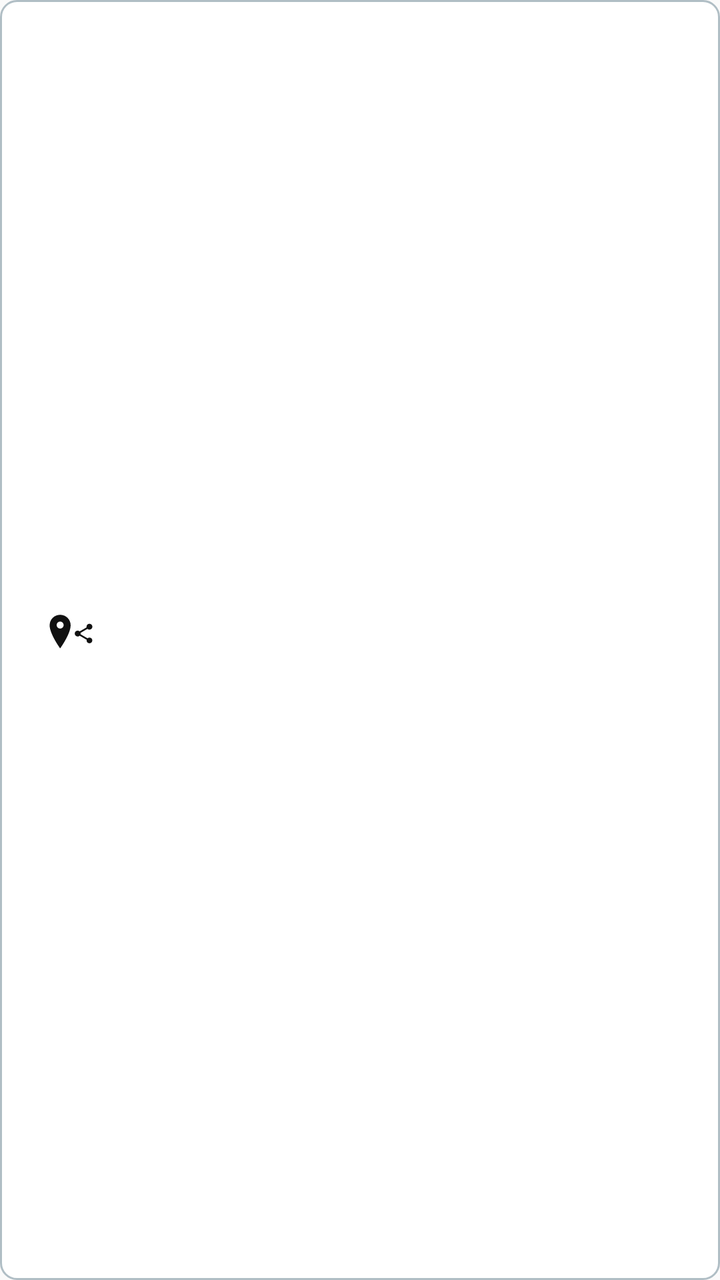
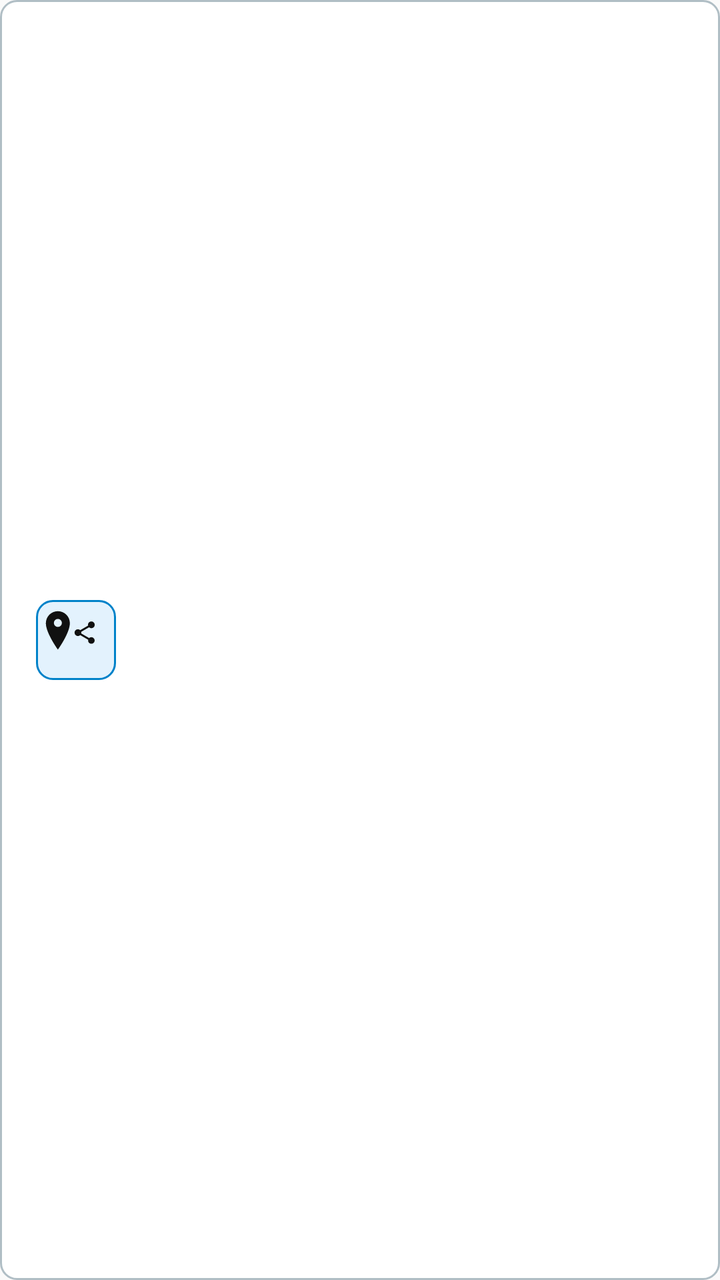

An Android layout rendered at two revisions. The XML below is the earlier revision; the diff shows what the commit changed to produce the second picture.
<!-- AndroidManifest.xml: application theme Theme.AppCompat.Light.NoActionBar -->
<!-- res/layout/device_bubble.xml -->
<?xml version="1.0" encoding="utf-8"?>
<LinearLayout xmlns:android="http://schemas.android.com/apk/res/android"
    android:layout_width="wrap_content"
    android:layout_height="wrap_content"
    android:background="@drawable/bubble_bg"
    android:gravity="center_vertical"
    android:orientation="horizontal"
    android:paddingStart="10dp"
    android:paddingTop="6dp"
    android:paddingEnd="4dp"
    android:paddingBottom="6dp">

    <LinearLayout
        android:layout_width="wrap_content"
        android:layout_height="wrap_content"
        android:orientation="vertical"
        android:paddingEnd="8dp">

        <TextView
            android:id="@+id/bubbleTitle"
            android:layout_width="wrap_content"
            android:layout_height="wrap_content"
            android:textColor="#111111"
            android:textSize="14sp"
            android:textStyle="bold" />

        <TextView
            android:id="@+id/bubbleSnippet"
            android:layout_width="wrap_content"
            android:layout_height="wrap_content"
            android:textColor="#455A64"
            android:textSize="12sp" />
    </LinearLayout>

    <ImageButton
        android:id="@+id/bubbleShare"
        android:layout_width="40dp"
        android:layout_height="40dp"
        android:background="@android:color/transparent"
        android:contentDescription="Share location"
        android:padding="6dp"
        android:scaleType="fitCenter"
        android:src="@drawable/ic_share_pin" />
</LinearLayout>
<!-- resources referenced by this layout -->
<resources>
  <!-- drawable bubble_bg (drawable) -->
  <?xml version="1.0" encoding="utf-8"?>
  <shape xmlns:android="http://schemas.android.com/apk/res/android"
      android:shape="rectangle">
      <solid android:color="#FFFFFF" />
      <corners android:radius="8dp" />
      <stroke android:width="1dp" android:color="#B0BEC5" />
  </shape>
  <!-- drawable ic_share_pin (drawable) -->
  <?xml version="1.0" encoding="utf-8"?>
  <vector xmlns:android="http://schemas.android.com/apk/res/android"
      android:width="24dp"
      android:height="24dp"
      android:viewportWidth="24"
      android:viewportHeight="24">
      <path
          android:fillColor="#111111"
          android:fillType="evenOdd"
          android:pathData="M5.2,1.2 C2.7,1.2 0.7,3.2 0.7,5.7 C0.7,9.4 5.2,15.6 5.2,15.6 C5.2,15.6 9.7,9.4 9.7,5.7 C9.7,3.2 7.7,1.2 5.2,1.2 Z M5.2,4.1 A1.5,1.5 0 1,0 5.21,4.1 Z" />
      <group
          android:pivotX="0"
          android:pivotY="0"
          android:scaleX="0.42"
          android:scaleY="0.42"
          android:translateX="10.2"
          android:translateY="4.2">
          <path
              android:fillColor="#111111"
              android:pathData="M18,16.08 C17.24,16.08 16.56,16.38 16.04,16.85 L8.91,12.7 C8.96,12.47 9,12.24 9,12 C9,11.76 8.96,11.53 8.91,11.3 L16,7.19 C16.5,7.69 17.21,8 18,8 C19.66,8 21,6.66 21,5 C21,3.34 19.66,2 18,2 C16.34,2 15,3.34 15,5 C15,5.24 15.04,5.47 15.09,5.7 L8.04,9.81 C7.5,9.31 6.79,9 6,9 C4.34,9 3,10.34 3,12 C3,13.66 4.34,15 6,15 C6.79,15 7.5,14.69 8.04,14.19 L15.16,18.35 C15.11,18.56 15.08,18.78 15.08,19 C15.08,20.61 16.39,21.92 18,21.92 C19.61,21.92 20.92,20.61 20.92,19 C20.92,17.39 19.61,16.08 18,16.08 Z" />
      </group>
  </vector>
</resources>

<!-- the commit's change to res/layout/device_bubble.xml (unified diff, before → after) -->
@@ -36,9 +36,9 @@
         android:id="@+id/bubbleShare"
         android:layout_width="40dp"
         android:layout_height="40dp"
-        android:background="@android:color/transparent"
+        android:background="@drawable/share_button_bg"
         android:contentDescription="Share location"
-        android:padding="6dp"
+        android:padding="4dp"
         android:scaleType="fitCenter"
         android:src="@drawable/ic_share_pin" />
 </LinearLayout>
<!-- resource entries referenced after the edit -->
@@ -31,5 +31,17 @@
               android:pathData="M18,16.08 C17.24,16.08 16.56,16.38 16.04,16.85 L8.91,12.7 C8.96,12.47 9,12.24 9,12 C9,11.76 8.96,11.53 8.91,11.3 L16,7.19 C16.5,7.69 17.21,8 18,8 C19.66,8 21,6.66 21,5 C21,3.34 19.66,2 18,2 C16.34,2 15,3.34 15,5 C15,5.24 15.04,5.47 15.09,5.7 L8.04,9.81 C7.5,9.31 6.79,9 6,9 C4.34,9 3,10.34 3,12 C3,13.66 4.34,15 6,15 C6.79,15 7.5,14.69 8.04,14.19 L15.16,18.35 C15.11,18.56 15.08,18.78 15.08,19 C15.08,20.61 16.39,21.92 18,21.92 C19.61,21.92 20.92,20.61 20.92,19 C20.92,17.39 19.61,16.08 18,16.08 Z" />
       </group>
   </vector>
+  <!-- drawable share_button_bg (drawable) -->
+  <?xml version="1.0" encoding="utf-8"?>
+  <ripple xmlns:android="http://schemas.android.com/apk/res/android"
+      android:color="#660082C9">
+      <item>
+          <shape android:shape="rectangle">
+              <solid android:color="#E3F2FD" />
+              <corners android:radius="8dp" />
+              <stroke android:width="1dp" android:color="#0082C9" />
+          </shape>
+      </item>
+  </ripple>
 </resources>
 
